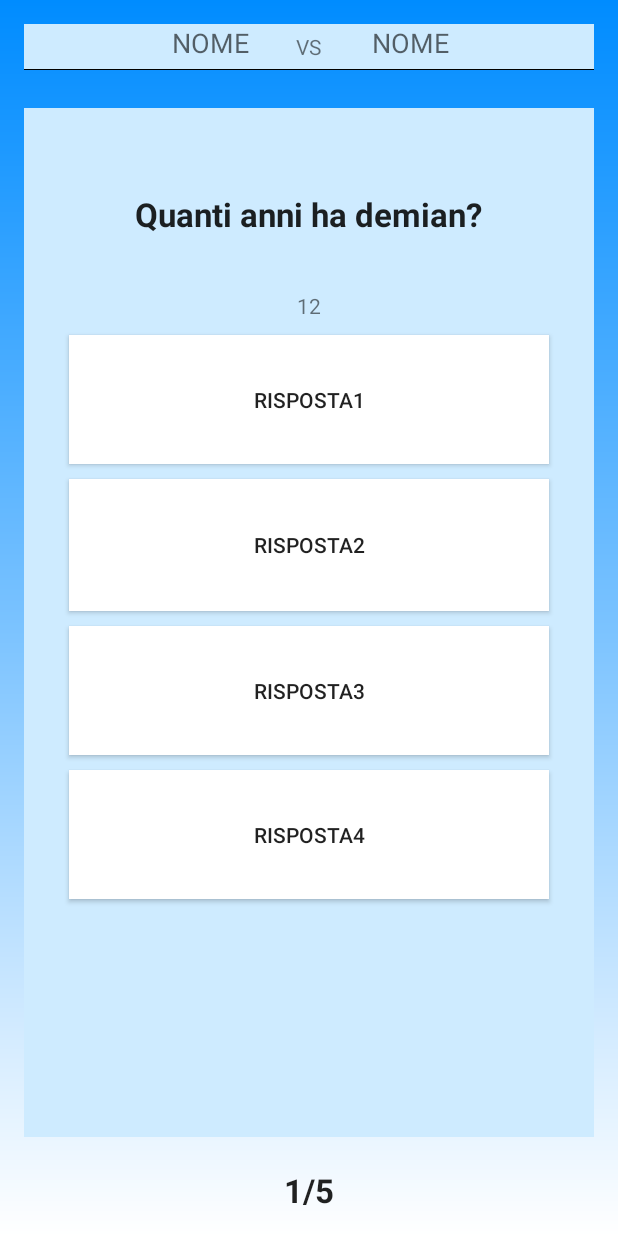
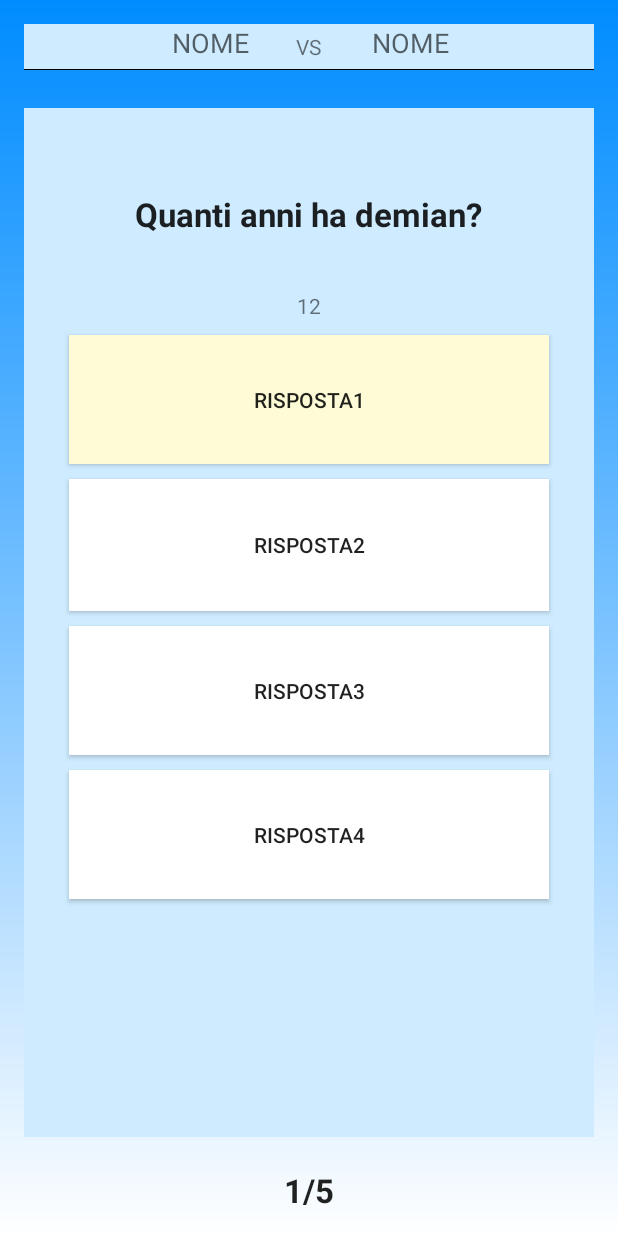
Before and after one commit to Baxxo/Quiz, an Android app: the layout activity_quiz.xml on its own in the app's theme, with its tools: preview values and no code run, on a phone screen of 412 x 824 dp. Run offline under Robolectric (Android 15) with nearby library versions, the phone set to English and light mode, and no system bars.

Commit message:
utima versione spero

```diff
--- a/app/src/main/java/quouo/quizone/GameActivity.java
+++ b/app/src/main/java/quouo/quizone/GameActivity.java
@@ -330,6 +330,7 @@ public class GameActivity extends AppCompatActivity {
     }
 
     private void CercaIntent() {
+        Toast.makeText(this,"Prova a fare uno swipe la prossima volta", Toast.LENGTH_LONG);
         Intent i = new Intent(getApplicationContext(), Cerca.class);
         startActivity(i);
         finish();
--- a/app/src/main/java/quouo/quizone/QuizActivity.java
+++ b/app/src/main/java/quouo/quizone/QuizActivity.java
@@ -77,7 +77,7 @@ public class QuizActivity extends AppCompatActivity implements ITimer {
 
         for (int i = 0; i < 4; i++) {
             buttons[i].setText(domande[index].getRisposta(i).getTesto());
-            buttons[i].setBackgroundColor(Color.parseColor("#ffa500"));
+            buttons[i].setBackgroundColor(Color.parseColor("#fefbd6"));
             final int temp = i;
             buttons[i].setOnClickListener(new View.OnClickListener() {
                 @Override
--- a/app/src/main/res/layout/activity_quiz.xml
+++ b/app/src/main/res/layout/activity_quiz.xml
@@ -97,7 +97,7 @@
             android:layout_gravity="center_horizontal"
             android:layout_weight="0.10"
             android:layout_marginTop="10dp"
-            android:background="#FFFFFF" />
+            android:background="#fefbd6" />
 
         <Button
             android:layout_width="320dp"
```
